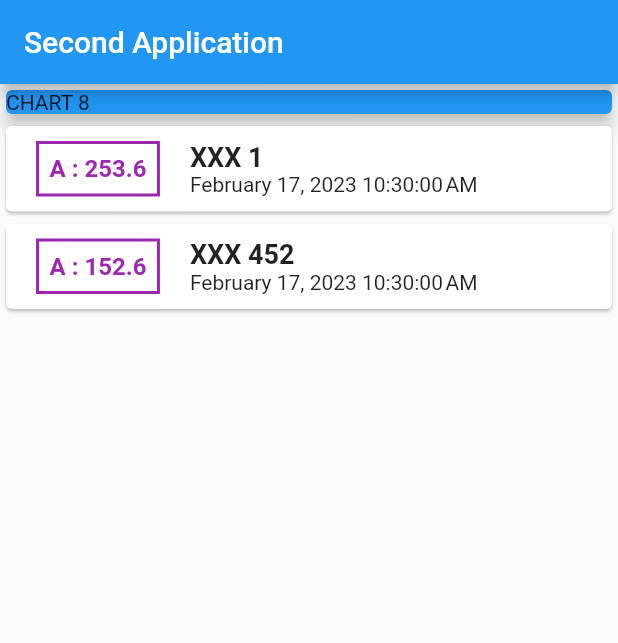
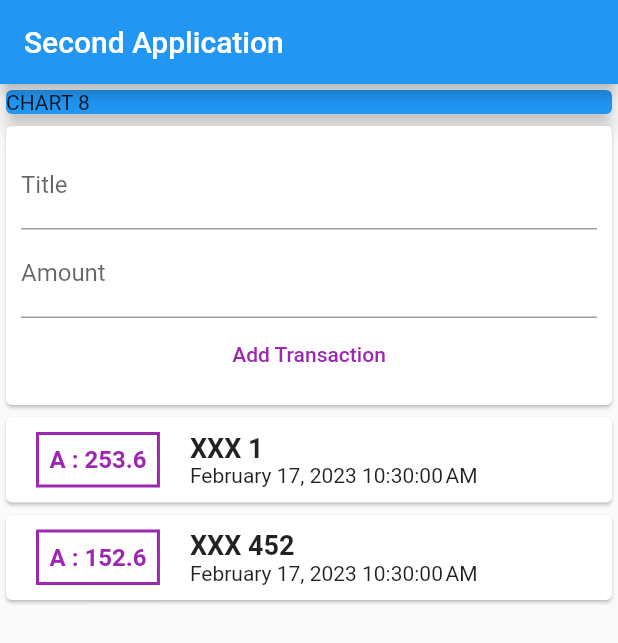
Before and after one commit to Jean-Lionel/flutter_budget_plan, a Flutter app: the screen it shows after launch, on a phone screen of 412 x 824 dp. Shown: the top 643 px of the screen. Run offline on Flutter 3.47's test engine with Material 2 defaults, Android fonts, the phone set to English and light mode, and no system bars.

Commit message:
transaction list

```diff
--- a/lib/main.dart
+++ b/lib/main.dart
@@ -31,6 +31,12 @@ class _MyHomePageState extends State<MyHomePage> {
     Transaction(
         id: 'Pk2', title: 'XXX 452', amount: 152.6, date: DateTime.now()),
   ];
+
+  // String? inputTitle;
+  // String? inputAmount;
+
+  final amountController = TextEditingController();
+  final titleController = TextEditingController();
   @override
   Widget build(BuildContext context) {
     return Scaffold(
@@ -50,6 +56,35 @@ class _MyHomePageState extends State<MyHomePage> {
                   child: const Text(
                     "CHART 8",
                   ),
+                ),
+              ),
+            ),
+            Card(
+              child: Container(
+                padding: EdgeInsets.all(10),
+                child: Column(
+                  children: [
+                    TextField(
+                        controller: titleController,
+                        decoration: InputDecoration(
+                          labelText: 'Title',
+                        )),
+                    TextField(
+                        controller: amountController,
+                        decoration: InputDecoration(
+                          labelText: 'Amount',
+                        )),
+                    TextButton(
+                      onPressed: () {
+                        print(amountController.text);
+                        print(titleController.text);
+                      },
+                      child: Text(
+                        "Add Transaction",
+                        style: TextStyle(color: Colors.purple),
+                      ),
+                    )
+                  ],
                 ),
               ),
             ),
```
